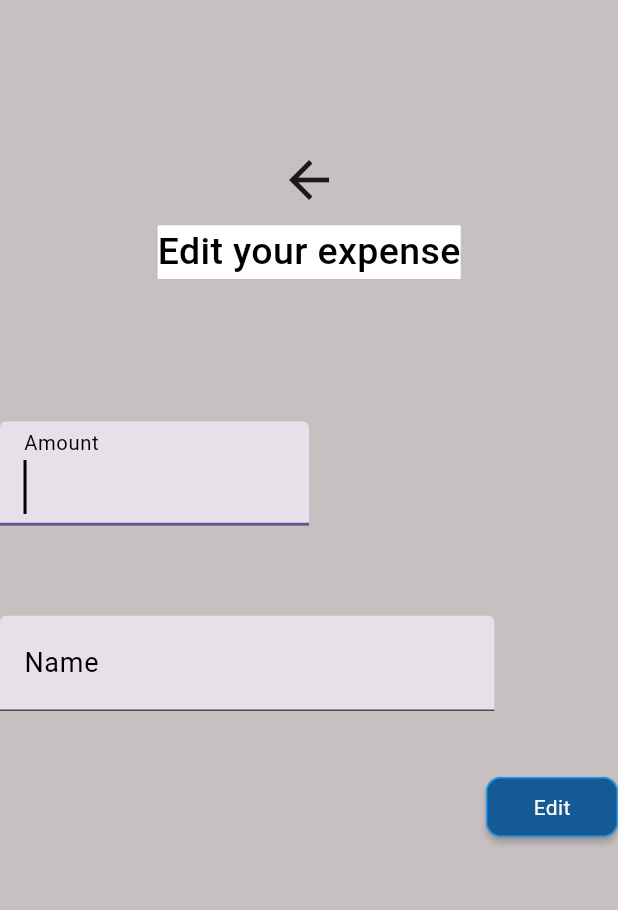
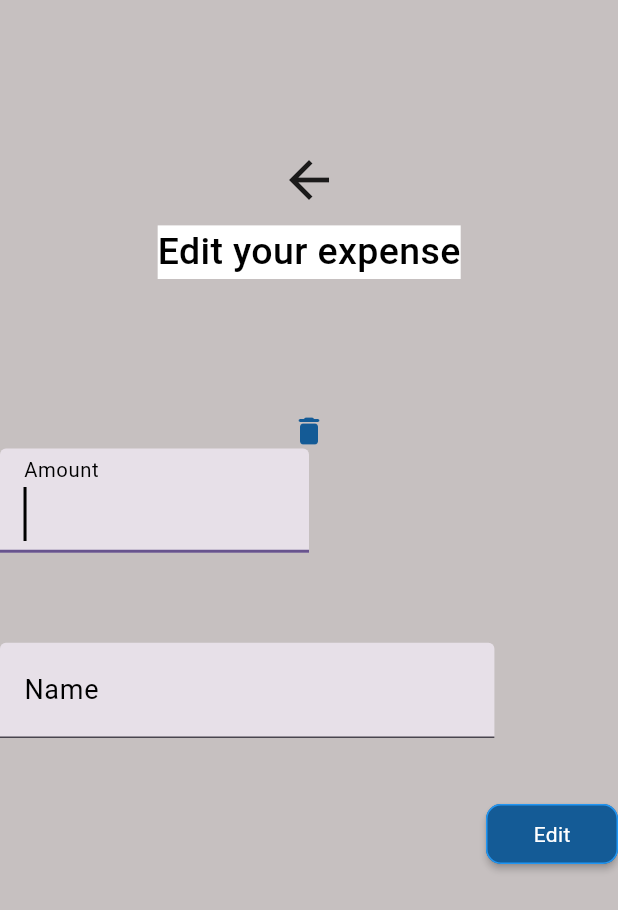
Before and after one commit to DohLandrine/Expense-Tracker-app, a Flutter app: the EditPage screen opened directly with empty values, on a phone screen of 412 x 824 dp. Shown: the top 910 px of the screen. Run offline on Flutter 3.47's test engine with Material 3 defaults, Android fonts, the phone set to English and light mode, and no system bars; network calls fail.

Commit message:
added a string, expenseId, when navigating from the homepage to the edit page added a snackbar when an expense is deleted and created

```diff
--- a/lib/view/edit_page.dart
+++ b/lib/view/edit_page.dart
@@ -1,19 +1,29 @@
+// ignore_for_file: use_build_context_synchronously
 
 import 'package:expense_tracker/constants/form_decoration.dart';
+import 'package:expense_tracker/constants/snackbar.dart';
 import 'package:expense_tracker/constants/theme.dart';
+import 'package:expense_tracker/provider/expense_provider.dart';
 import 'package:flutter/material.dart';
+import 'package:provider/provider.dart';
 
 class EditPage extends StatefulWidget {
   final int amount;
   final String name;
+  final String? expenseId;
 
-  const EditPage({super.key, required this.amount, required this.name});
+  const EditPage(
+      {super.key,
+      required this.amount,
+      required this.name,
+      required this.expenseId});
 
   @override
   State<EditPage> createState() => _EditPageState();
 }
 
 class _EditPageState extends State<EditPage> {
+  bool loading = false;
   @override
   Widget build(BuildContext context) {
     return Scaffold(
@@ -47,6 +57,43 @@ class _EditPageState extends State<EditPage> {
                 ),
               ],
             ),
+          ),
+          Consumer<ExpenseProvider>(
+            builder:
+                (BuildContext context, ExpenseProvider value, Widget? child) {
+              return GestureDetector(
+                onTap: () async {
+                  loading = true;
+                  await value.deleteExpense(expenseId: widget.expenseId!);
+
+                  if (value.state == Status.success) {
+                    print("success");
+                    setState(() {
+                      loading = false;
+                    });
+                    Navigator.pop(context);
+                    ScaffoldMessenger.of(context).showSnackBar(
+                      customSnackBar(
+                          content: "Expense deleted succesfully",
+                          icon: Icons.delete_forever,
+                          colour: Colour.green),
+                    );
+                  } else {
+                    print('Error');
+                  }
+                },
+                child: loading
+                    ? const SizedBox(
+                        height: 40,
+                        width: 40,
+                        child: CircularProgressIndicator(),
+                      )
+                    : const Icon(
+                        Icons.delete_rounded,
+                        color: Colour.darkBlue,
+                      ),
+              );
+            },
           ),
           Expanded(
             flex: 3,
```
Also changed, not shown: lib/main.dart (+9 -1 lines), lib/provider/expense_provider.dart (+18 -24 lines), lib/view/add_page.dart (+50 -5 lines), lib/view/homepage.dart (+7 -18 lines).
